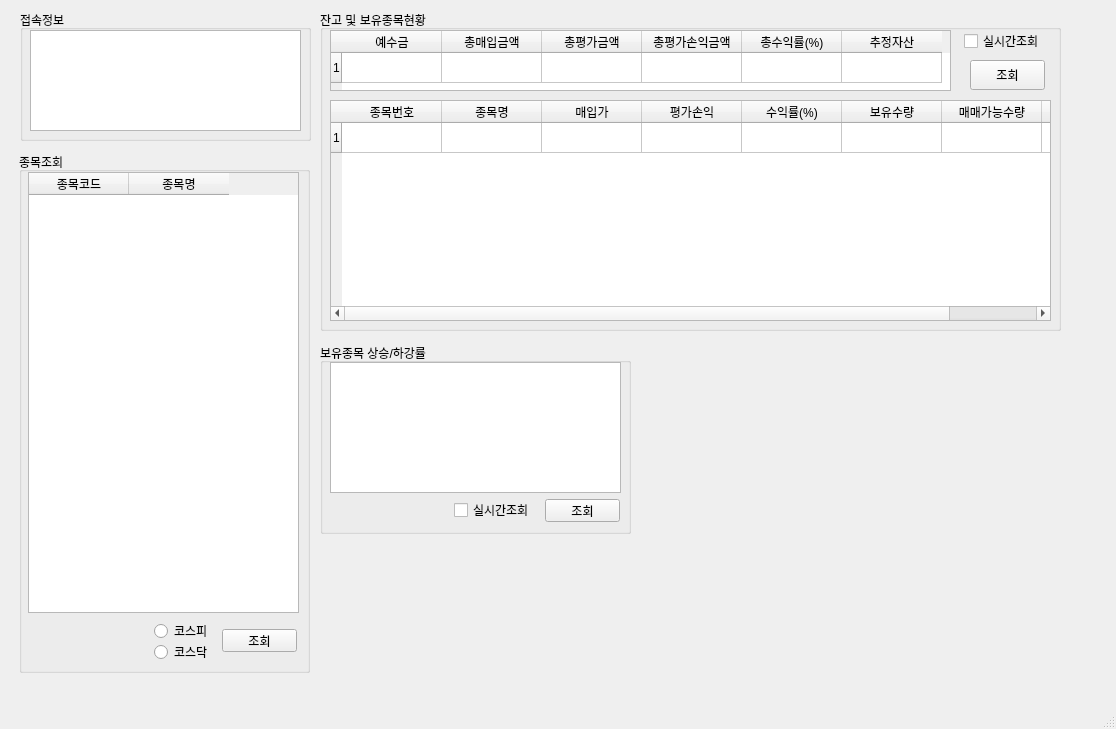
The window that MyTrader.ui (pjm8702/jasam) describes before a commit, drawn with Qt 5.
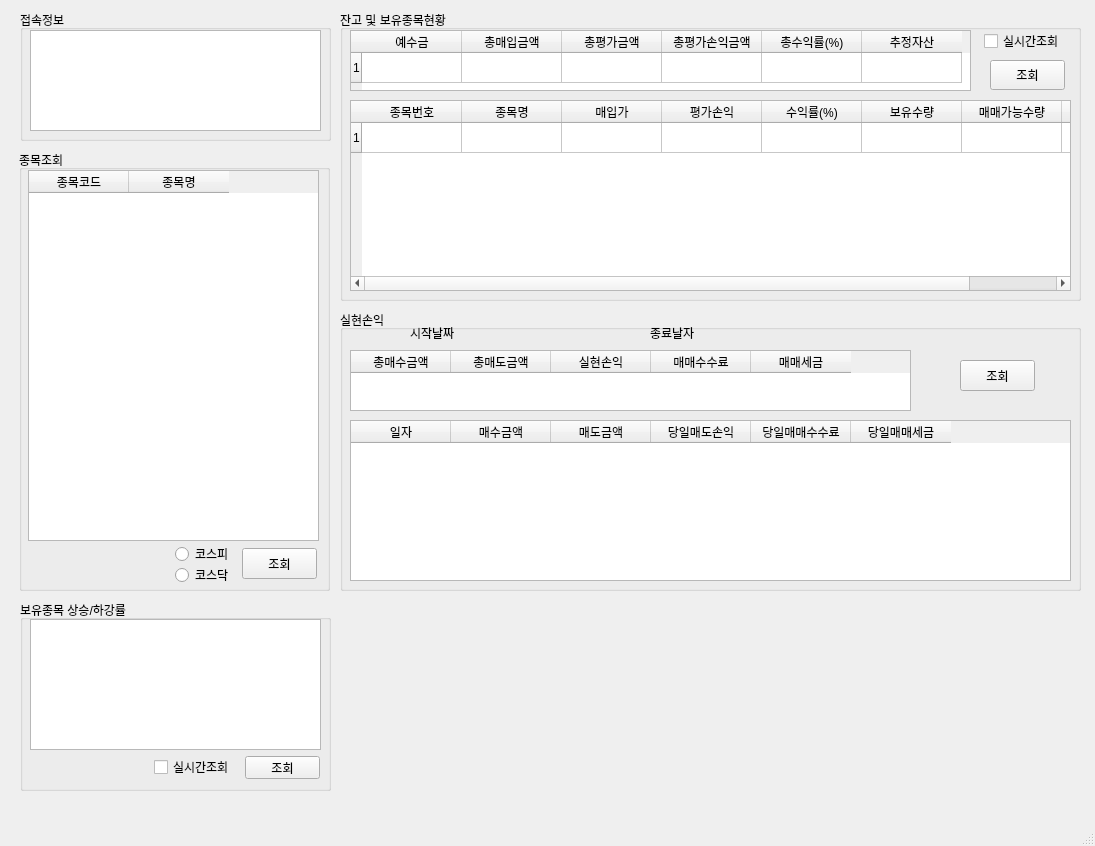
The same window after the commit.

Commit message: 실현손익 조회 기능 추가

```diff
--- a/MyTrader.ui
+++ b/MyTrader.ui
@@ -6,8 +6,8 @@
    <rect>
     <x>0</x>
     <y>0</y>
-    <width>1116</width>
-    <height>729</height>
+    <width>1095</width>
+    <height>846</height>
    </rect>
   </property>
   <property name="windowTitle">
@@ -17,10 +17,10 @@
    <widget class="QGroupBox" name="groupBox">
     <property name="geometry">
      <rect>
-      <x>320</x>
+      <x>340</x>
       <y>10</y>
       <width>741</width>
-      <height>321</height>
+      <height>291</height>
      </rect>
     </property>
     <property name="title">
@@ -76,7 +76,7 @@
        <x>10</x>
        <y>90</y>
        <width>721</width>
-       <height>221</height>
+       <height>191</height>
       </rect>
      </property>
      <property name="rowCount">
@@ -156,7 +156,7 @@
      <rect>
       <x>20</x>
       <y>10</y>
-      <width>291</width>
+      <width>311</width>
       <height>131</height>
      </rect>
     </property>
@@ -168,7 +168,7 @@
       <rect>
        <x>10</x>
        <y>20</y>
-       <width>271</width>
+       <width>291</width>
        <height>101</height>
       </rect>
      </property>
@@ -177,8 +177,8 @@
    <widget class="QGroupBox" name="groupBox_3">
     <property name="geometry">
      <rect>
-      <x>320</x>
-      <y>343</y>
+      <x>20</x>
+      <y>600</y>
       <width>311</width>
       <height>191</height>
      </rect>
@@ -227,9 +227,9 @@
     <property name="geometry">
      <rect>
       <x>19</x>
-      <y>152</y>
-      <width>291</width>
-      <height>521</height>
+      <y>150</y>
+      <width>311</width>
+      <height>441</height>
      </rect>
     </property>
     <property name="title">
@@ -240,8 +240,8 @@
       <rect>
        <x>9</x>
        <y>20</y>
-       <width>271</width>
-       <height>441</height>
+       <width>291</width>
+       <height>371</height>
       </rect>
      </property>
      <column>
@@ -258,10 +258,10 @@
     <widget class="QPushButton" name="pushButton_3">
      <property name="geometry">
       <rect>
-       <x>203</x>
-       <y>477</y>
+       <x>223</x>
+       <y>398</y>
        <width>75</width>
-       <height>23</height>
+       <height>31</height>
       </rect>
      </property>
      <property name="text">
@@ -271,8 +271,8 @@
     <widget class="QRadioButton" name="radioButton">
      <property name="geometry">
       <rect>
-       <x>135</x>
-       <y>471</y>
+       <x>156</x>
+       <y>396</y>
        <width>90</width>
        <height>16</height>
       </rect>
@@ -284,8 +284,8 @@
     <widget class="QRadioButton" name="radioButton_2">
      <property name="geometry">
       <rect>
-       <x>135</x>
-       <y>492</y>
+       <x>156</x>
+       <y>417</y>
        <width>90</width>
        <height>16</height>
       </rect>
@@ -295,6 +295,133 @@
      </property>
     </widget>
    </widget>
+   <widget class="QGroupBox" name="groupBox_5">
+    <property name="geometry">
+     <rect>
+      <x>340</x>
+      <y>310</y>
+      <width>741</width>
+      <height>281</height>
+     </rect>
+    </property>
+    <property name="title">
+     <string>실현손익</string>
+    </property>
+    <widget class="QTableWidget" name="tableWidget_4">
+     <property name="geometry">
+      <rect>
+       <x>10</x>
+       <y>40</y>
+       <width>561</width>
+       <height>61</height>
+      </rect>
+     </property>
+     <column>
+      <property name="text">
+       <string>총매수금액</string>
+      </property>
+     </column>
+     <column>
+      <property name="text">
+       <string>총매도금액</string>
+      </property>
+     </column>
+     <column>
+      <property name="text">
+       <string>실현손익</string>
+      </property>
+     </column>
+     <column>
+      <property name="text">
+       <string>매매수수료</string>
+      </property>
+     </column>
+     <column>
+      <property name="text">
+       <string>매매세금</string>
+      </property>
+     </column>
+    </widget>
+    <widget class="QTableWidget" name="tableWidget_5">
+     <property name="geometry">
+      <rect>
+       <x>10</x>
+       <y>110</y>
+       <width>721</width>
+       <height>161</height>
+      </rect>
+     </property>
+     <column>
+      <property name="text">
+       <string>일자</string>
+      </property>
+     </column>
+     <column>
+      <property name="text">
+       <string>매수금액</string>
+      </property>
+     </column>
+     <column>
+      <property name="text">
+       <string>매도금액</string>
+      </property>
+     </column>
+     <column>
+      <property name="text">
+       <string>당일매도손익</string>
+      </property>
+     </column>
+     <column>
+      <property name="text">
+       <string>당일매매수수료</string>
+      </property>
+     </column>
+     <column>
+      <property name="text">
+       <string>당일매매세금</string>
+      </property>
+     </column>
+    </widget>
+    <widget class="QPushButton" name="pushButton_4">
+     <property name="geometry">
+      <rect>
+       <x>620</x>
+       <y>50</y>
+       <width>75</width>
+       <height>31</height>
+      </rect>
+     </property>
+     <property name="text">
+      <string>조회</string>
+     </property>
+    </widget>
+    <widget class="QLabel" name="label">
+     <property name="geometry">
+      <rect>
+       <x>70</x>
+       <y>13</y>
+       <width>61</width>
+       <height>20</height>
+      </rect>
+     </property>
+     <property name="text">
+      <string>시작날짜</string>
+     </property>
+    </widget>
+    <widget class="QLabel" name="label_2">
+     <property name="geometry">
+      <rect>
+       <x>310</x>
+       <y>17</y>
+       <width>56</width>
+       <height>12</height>
+      </rect>
+     </property>
+     <property name="text">
+      <string>종료날자</string>
+     </property>
+    </widget>
+   </widget>
   </widget>
   <widget class="QMenuBar" name="menubar">
    <property name="geometry">
```
Left out of the diff: 2 changed lines with no effect on the pictures. The commit also changes 2 other files.
